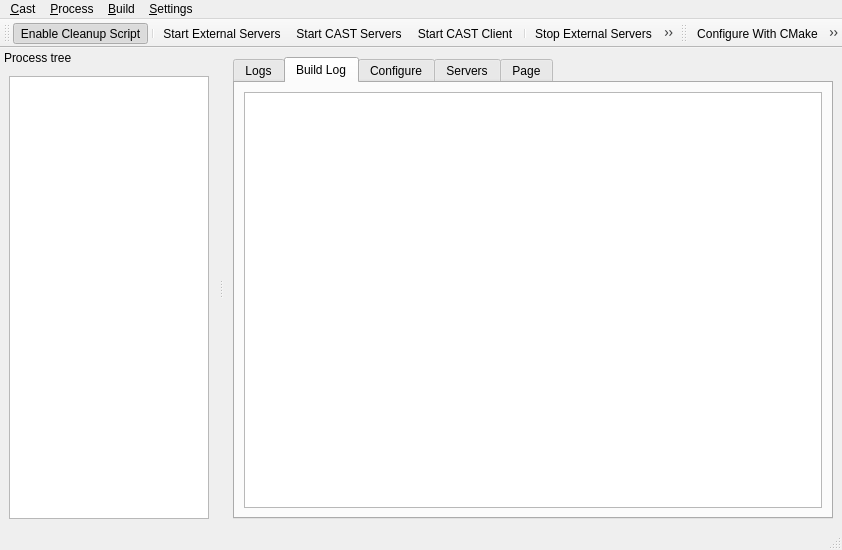
marc-hanheide/cogx, file tools/castctrl/trunk/qtui/mainwindow.ui: the form before one commit.
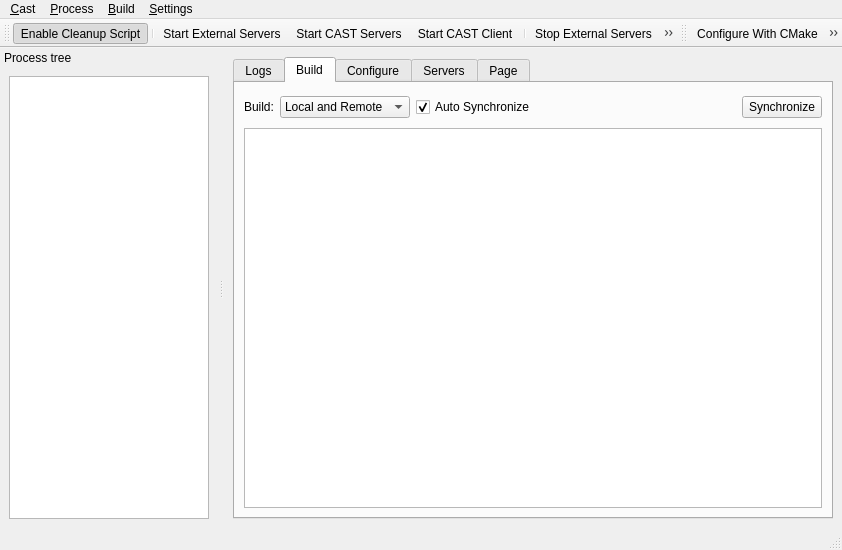
The form after the commit. The open tabs and pages were chosen to show the change. Icons and pictures are not drawn.

Commit message: castctrl: distributed builds, code synchronization

```diff
--- a/tools/castctrl/trunk/qtui/mainwindow.ui
+++ b/tools/castctrl/trunk/qtui/mainwindow.ui
@@ -185,9 +185,74 @@
          </widget>
          <widget class="QWidget" name="tabBuildLog">
           <attribute name="title">
-           <string>Build Log</string>
+           <string>Build</string>
           </attribute>
           <layout class="QVBoxLayout" name="verticalLayout_6">
+           <item>
+            <layout class="QHBoxLayout" name="horizontalLayout_5" stretch="0,0,0,0,0">
+             <property name="topMargin">
+              <number>4</number>
+             </property>
+             <property name="bottomMargin">
+              <number>4</number>
+             </property>
+             <item>
+              <widget class="QLabel" name="lblBuildMode">
+               <property name="text">
+                <string>Build:</string>
+               </property>
+              </widget>
+             </item>
+             <item>
+              <widget class="QComboBox" name="cbRemoteBuildMode">
+               <property name="sizeAdjustPolicy">
+                <enum>QComboBox::AdjustToContents</enum>
+               </property>
+               <item>
+                <property name="text">
+                 <string>Local and Remote</string>
+                </property>
+               </item>
+              </widget>
+             </item>
+             <item>
+              <widget class="QCheckBox" name="ckAutoSyncCode">
+               <property name="toolTip">
+                <string>Synchronize the code on remote hosts before every build</string>
+               </property>
+               <property name="text">
+                <string>Auto Synchronize</string>
+               </property>
+               <property name="checked">
+                <bool>true</bool>
+               </property>
+              </widget>
+             </item>
+             <item>
+              <spacer name="horizontalSpacer_3">
+               <property name="orientation">
+                <enum>Qt::Horizontal</enum>
+               </property>
+               <property name="sizeHint" stdset="0">
+                <size>
+                 <width>40</width>
+                 <height>20</height>
+                </size>
+               </property>
+              </spacer>
+             </item>
+             <item>
+              <widget class="QPushButton" name="btSynchronize">
+               <property name="toolTip">
+                <string>Synchronize the code on remote hosts</string>
+               </property>
+               <property name="text">
+                <string>Synchronize</string>
+               </property>
+              </widget>
+             </item>
+            </layout>
+           </item>
            <item>
             <widget class="QTextEdit" name="buildLogfileTxt">
              <property name="undoRedoEnabled">
```
Left out of the diff: 100 changed lines with no effect on the pictures. The commit also changes 14 other files.
